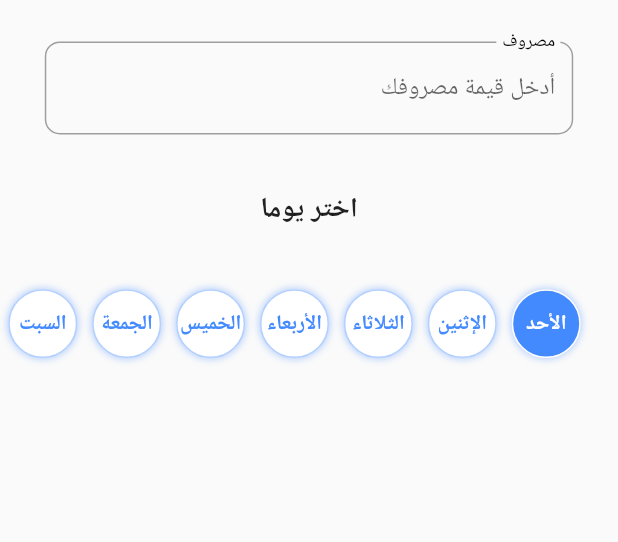
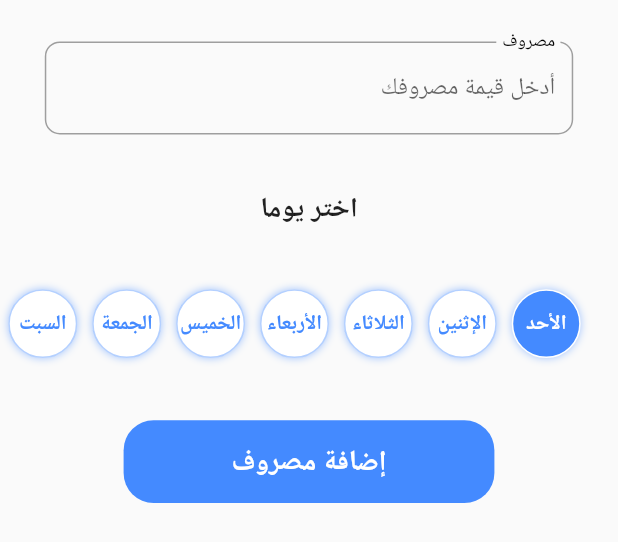
Before and after one commit to HoussemBousmaha/Ezan, a Flutter app: the AddExpenceBottomSheet widget shown alone on an empty page, opened directly, on a phone screen of 412 x 824 dp. Shown: the top 542 px of the screen. Run offline on Flutter 3.47's test engine with Material 2 defaults, Android fonts, the phone set to English and light mode, and no system bars; our stand-ins replace flutter_hooks, flutter_svg, font_awesome_flutter, google_fonts, hooks_riverpod, permission_handler and 1 more; missing offline and left inert: flutter_sms_inbox; Roboto replaces fonts that are missing (Mada).

```diff
--- a/lib/screens/home_screen/components/add_expence_bottom_sheet.dart
+++ b/lib/screens/home_screen/components/add_expence_bottom_sheet.dart
@@ -57,34 +57,28 @@ class AddExpenceBottomSheet extends StatelessWidget {
               ),
             ),
             SizeConfig.addVerticalSpace(40),
-            // GestureDetector(
-            //   onTap: () {
-            //     if (formKey.currentState!.validate()) {
-            //       Navigator.of(context).pop();
-            //       ref.read(expencesProvider.notifier).modifyExpence(
-            //             selectedDayNotifier.value,
-            //             int.parse(controller.text),
-            //           );
-            //     }
-            //   },
-            //   child: Container(
-            //     height: SizeConfig.height(60),
-            //     width: SizeConfig.screenWidth * 0.6,
-            //     decoration: BoxDecoration(
-            //       color: Colors.blueAccent,
-            //       borderRadius: BorderRadius.circular(20),
-            //     ),
-            //     alignment: Alignment.center,
-            //     child: Text(
-            //       'إضافة مصروف',
-            //       style: TextStyle(
-            //         color: Colors.white,
-            //         fontWeight: FontWeight.bold,
-            //         fontSize: SizeConfig.height(20),
-            //       ),
-            //     ),
-            //   ),
-            // ),
+            GestureDetector(
+              onTap: () {
+                Navigator.of(context).pop();
+              },
+              child: Container(
+                height: SizeConfig.height(60),
+                width: SizeConfig.screenWidth * 0.6,
+                decoration: BoxDecoration(
+                  color: Colors.blueAccent,
+                  borderRadius: BorderRadius.circular(20),
+                ),
+                alignment: Alignment.center,
+                child: Text(
+                  'إضافة مصروف',
+                  style: TextStyle(
+                    color: Colors.white,
+                    fontWeight: FontWeight.bold,
+                    fontSize: SizeConfig.height(20),
+                  ),
+                ),
+              ),
+            ),
           ],
         );
       },
```
Also changed, not shown: lib/screens/navbar_screens_wrapper.dart (+19 -1 lines).
